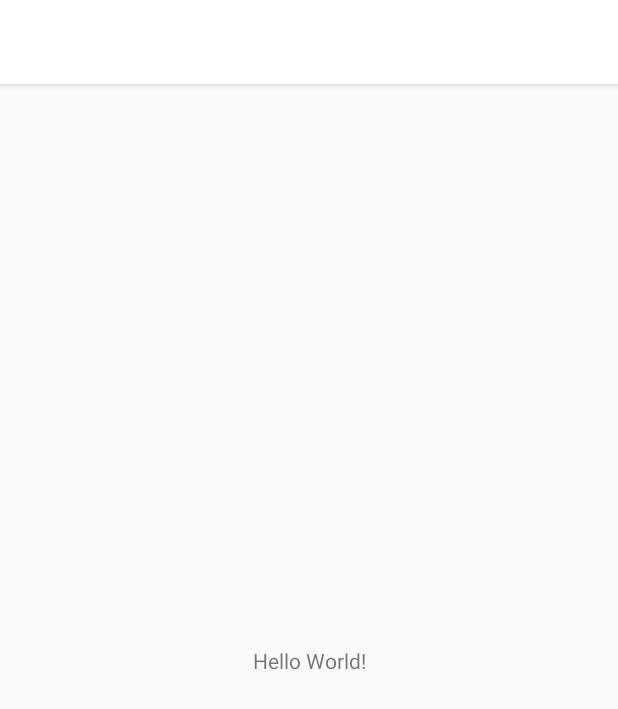
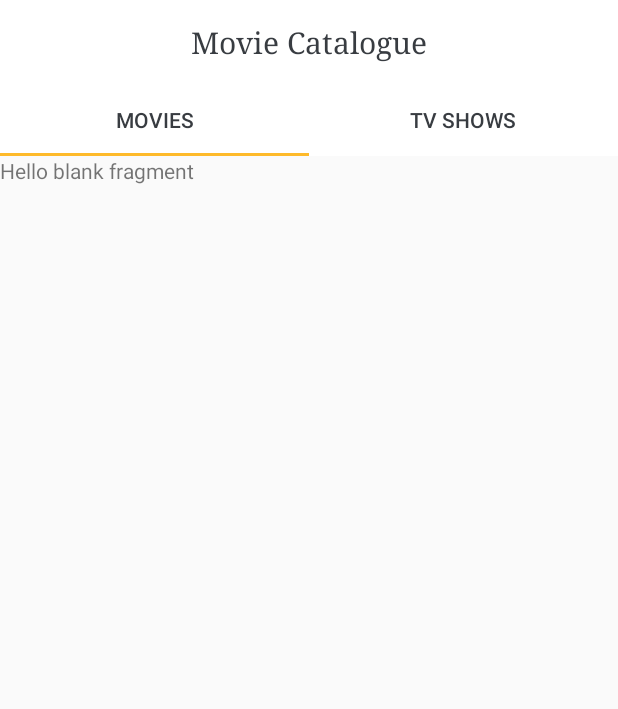
Before and after one commit to alvintan05/MovieCatalogueJetpack, an Android app: the screen it shows after launch (HomeActivity), on a phone screen of 412 x 824 dp. Shown: the top 709 px of the screen. Run offline under Robolectric (Android 15) with nearby library versions, the phone set to English and light mode, and no system bars.

Commit message:
Add tab layout

```diff
--- a/app/build.gradle
+++ b/app/build.gradle
@@ -43,6 +43,7 @@ dependencies {
     implementation "androidx.lifecycle:lifecycle-viewmodel:$archLifecycleVersion"
 
     //testing
+    implementation 'androidx.legacy:legacy-support-v4:1.0.0'
     testImplementation "junit:junit:$junitVersion"
     androidTestImplementation "junit:junit:$junitVersion"
     androidTestImplementation "androidx.test.espresso:espresso-core:$espressoVersion"
--- a/app/src/main/java/com/alvin/moviecataloguejetpack/ui/home/HomeActivity.kt
+++ b/app/src/main/java/com/alvin/moviecataloguejetpack/ui/home/HomeActivity.kt
@@ -2,12 +2,21 @@ package com.alvin.moviecataloguejetpack.ui.home
 
 import androidx.appcompat.app.AppCompatActivity
 import android.os.Bundle
+import androidx.fragment.app.FragmentManager
 import com.alvin.moviecataloguejetpack.R
+import kotlinx.android.synthetic.main.activity_home.*
 
 class HomeActivity : AppCompatActivity() {
 
     override fun onCreate(savedInstanceState: Bundle?) {
         super.onCreate(savedInstanceState)
         setContentView(R.layout.activity_home)
+        setSupportActionBar(toolbar_home)
+
+        // set up tab and view pager
+        val sectionsPagerAdapter = SectionsPagerAdapter(this, supportFragmentManager)
+        view_pager_home.adapter = sectionsPagerAdapter
+        tabs_home.setupWithViewPager(view_pager_home)
+
     }
 }
--- /dev/null
+++ b/app/src/main/java/com/alvin/moviecataloguejetpack/ui/home/SectionsPagerAdapter.kt
@@ -0,0 +1,32 @@
+package com.alvin.moviecataloguejetpack.ui.home
+
+import android.content.Context
+import androidx.annotation.StringRes
+import androidx.fragment.app.Fragment
+import androidx.fragment.app.FragmentManager
+import androidx.fragment.app.FragmentPagerAdapter
+import com.alvin.moviecataloguejetpack.R
+import com.alvin.moviecataloguejetpack.ui.movie.MovieFragment
+import com.alvin.moviecataloguejetpack.ui.tvshow.TvShowFragment
+
+class SectionsPagerAdapter(private val mContext: Context, fm: FragmentManager) :
+    FragmentPagerAdapter(fm, BEHAVIOR_RESUME_ONLY_CURRENT_FRAGMENT) {
+
+    companion object {
+        @StringRes
+        private val TAB_TITLES = intArrayOf(R.string.movies, R.string.tv_shows)
+    }
+
+    override fun getItem(position: Int): Fragment =
+        when (position) {
+            0 -> MovieFragment()
+            1 -> TvShowFragment()
+            else -> Fragment()
+        }
+
+    override fun getPageTitle(position: Int): CharSequence? = mContext.resources.getString(
+        TAB_TITLES[position]
+    )
+
+    override fun getCount(): Int = 2
+}
--- /dev/null
+++ b/app/src/main/java/com/alvin/moviecataloguejetpack/ui/movie/MovieFragment.kt
@@ -0,0 +1,24 @@
+package com.alvin.moviecataloguejetpack.ui.movie
+
+import android.os.Bundle
+import androidx.fragment.app.Fragment
+import android.view.LayoutInflater
+import android.view.View
+import android.view.ViewGroup
+
+import com.alvin.moviecataloguejetpack.R
+
+/**
+ * A simple [Fragment] subclass.
+ */
+class MovieFragment : Fragment() {
+
+    override fun onCreateView(
+        inflater: LayoutInflater, container: ViewGroup?,
+        savedInstanceState: Bundle?
+    ): View? {
+        // Inflate the layout for this fragment
+        return inflater.inflate(R.layout.fragment_movie, container, false)
+    }
+
+}
--- /dev/null
+++ b/app/src/main/java/com/alvin/moviecataloguejetpack/ui/tvshow/TvShowFragment.kt
@@ -0,0 +1,24 @@
+package com.alvin.moviecataloguejetpack.ui.tvshow
+
+import android.os.Bundle
+import androidx.fragment.app.Fragment
+import android.view.LayoutInflater
+import android.view.View
+import android.view.ViewGroup
+
+import com.alvin.moviecataloguejetpack.R
+
+/**
+ * A simple [Fragment] subclass.
+ */
+class TvShowFragment : Fragment() {
+
+    override fun onCreateView(
+        inflater: LayoutInflater, container: ViewGroup?,
+        savedInstanceState: Bundle?
+    ): View? {
+        // Inflate the layout for this fragment
+        return inflater.inflate(R.layout.fragment_tv_show, container, false)
+    }
+
+}
--- a/app/src/main/res/layout/activity_home.xml
+++ b/app/src/main/res/layout/activity_home.xml
@@ -1,18 +1,41 @@
 <?xml version="1.0" encoding="utf-8"?>
-<androidx.constraintlayout.widget.ConstraintLayout xmlns:android="http://schemas.android.com/apk/res/android"
+<LinearLayout xmlns:android="http://schemas.android.com/apk/res/android"
     xmlns:app="http://schemas.android.com/apk/res-auto"
     xmlns:tools="http://schemas.android.com/tools"
     android:layout_width="match_parent"
     android:layout_height="match_parent"
+    android:orientation="vertical"
     tools:context=".ui.home.HomeActivity">
 
-    <TextView
-        android:layout_width="wrap_content"
+    <androidx.appcompat.widget.Toolbar
+        android:id="@+id/toolbar_home"
+        android:background="@color/colorPrimary"
+        android:layout_width="match_parent"
+        app:title=" "
+        android:layout_height="?attr/actionBarSize">
+
+        <TextView
+            android:text="@string/toolbar_title"
+            android:layout_width="wrap_content"
+            android:layout_gravity="center"
+            android:gravity="center"
+            android:textSize="20sp"
+            android:textColor="@color/colorText"
+            android:typeface="serif"
+            android:layout_height="match_parent"/>
+
+    </androidx.appcompat.widget.Toolbar>
+
+    <com.google.android.material.tabs.TabLayout
+        android:id="@+id/tabs_home"
+        android:layout_width="match_parent"
         android:layout_height="wrap_content"
-        android:text="Hello World!"
-        app:layout_constraintBottom_toBottomOf="parent"
-        app:layout_constraintLeft_toLeftOf="parent"
-        app:layout_constraintRight_toRightOf="parent"
-        app:layout_constraintTop_toTopOf="parent" />
+        android:background="@color/colorPrimary"
+        app:tabTextColor="@color/colorText" />
 
-</androidx.constraintlayout.widget.ConstraintLayout>
+    <androidx.viewpager.widget.ViewPager
+        android:id="@+id/view_pager_home"
+        android:layout_width="match_parent"
+        android:layout_height="match_parent" />
+
+</LinearLayout>
--- /dev/null
+++ b/app/src/main/res/layout/fragment_movie.xml
@@ -0,0 +1,14 @@
+<?xml version="1.0" encoding="utf-8"?>
+<FrameLayout xmlns:android="http://schemas.android.com/apk/res/android"
+    xmlns:tools="http://schemas.android.com/tools"
+    android:layout_width="match_parent"
+    android:layout_height="match_parent"
+    tools:context=".ui.movie.MovieFragment">
+
+    <!-- TODO: Update blank fragment layout -->
+    <TextView
+        android:layout_width="match_parent"
+        android:layout_height="match_parent"
+        android:text="@string/hello_blank_fragment" />
+
+</FrameLayout>
--- /dev/null
+++ b/app/src/main/res/layout/fragment_tv_show.xml
@@ -0,0 +1,14 @@
+<?xml version="1.0" encoding="utf-8"?>
+<FrameLayout xmlns:android="http://schemas.android.com/apk/res/android"
+    xmlns:tools="http://schemas.android.com/tools"
+    android:layout_width="match_parent"
+    android:layout_height="match_parent"
+    tools:context=".ui.tvshow.TvShowFragment">
+
+    <!-- TODO: Update blank fragment layout -->
+    <TextView
+        android:layout_width="match_parent"
+        android:layout_height="match_parent"
+        android:text="@string/hello_blank_fragment" />
+
+</FrameLayout>
--- a/app/src/main/res/values/strings.xml
+++ b/app/src/main/res/values/strings.xml
@@ -1,3 +1,9 @@
 <resources>
     <string name="app_name">MovieCatalogueJetpack</string>
+
+    <string name="hello_blank_fragment">Hello blank fragment</string>
+
+    <string name="movies">Movies</string>
+    <string name="tv_shows">Tv Shows</string>
+    <string name="toolbar_title">Movie Catalogue</string>
 </resources>
--- a/app/src/main/res/values/styles.xml
+++ b/app/src/main/res/values/styles.xml
@@ -1,7 +1,7 @@
 <resources>
 
     <!-- Base application theme. -->
-    <style name="AppTheme" parent="Theme.AppCompat.Light.DarkActionBar">
+    <style name="AppTheme" parent="Theme.AppCompat.Light.NoActionBar">
         <!-- Customize your theme here. -->
         <item name="colorPrimary">@color/colorPrimary</item>
         <item name="colorPrimaryDark">@color/colorPrimaryDark</item>
```
